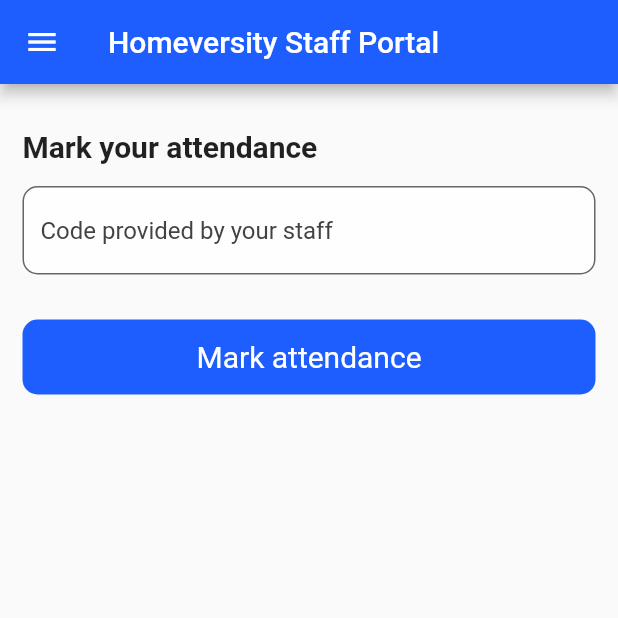
After one commit to akillika/homeversity-staff, a Flutter app: the MarkAttendance screen opened directly, on a phone screen of 412 x 824 dp, the top half of it. The commit adds this screen. Run offline on Flutter 3.47's test engine with Material 2 defaults, Android fonts, the phone set to English and light mode, and no system bars; our stand-ins replace cloud_firestore, firebase_core; accounts and stored records are empty.

Commit message:
Data base design

```diff
--- /dev/null
+++ b/lib/markAttendance.dart
@@ -0,0 +1,115 @@
+// ignore_for_file: file_names, prefer_const_constructors, prefer_const_literals_to_create_immutables
+
+import 'package:cloud_firestore/cloud_firestore.dart';
+import 'package:flutter/material.dart';
+import 'package:homeversity_staff/main.dart';
+import 'package:homeversity_staff/widgets/drawer.dart';
+
+class MarkAttendance extends StatefulWidget {
+  const MarkAttendance({Key? key}) : super(key: key);
+
+  @override
+  State<MarkAttendance> createState() => _MarkAttendanceState();
+}
+
+class _MarkAttendanceState extends State<MarkAttendance> {
+  @override
+  Widget build(BuildContext context) {
+    TextEditingController codeController = TextEditingController();
+    return Scaffold(
+      appBar: AppBar(
+        title: const Text('Homeversity Staff Portal'),
+      ),
+      drawer: CustomDrawer(),
+      body: SingleChildScrollView(
+          child: Padding(
+        padding: const EdgeInsets.all(15.0),
+        child: Column(
+          crossAxisAlignment: CrossAxisAlignment.start,
+          children: [
+            SizedBox(
+              height: 15,
+            ),
+            Text(
+              "Mark your attendance",
+              style: TextStyle(fontWeight: FontWeight.bold, fontSize: 20),
+            ),
+            SizedBox(
+              height: 15,
+            ),
+            TextField(
+              controller: codeController,
+              decoration: InputDecoration(
+                  border: OutlineInputBorder(
+                    borderRadius: BorderRadius.circular(10.0),
+                  ),
+                  filled: true,
+                  hintStyle: TextStyle(color: Colors.grey[800]),
+                  hintText: "Code provided by your staff",
+                  fillColor: Colors.white70),
+            ),
+            SizedBox(
+              height: 30,
+            ),
+            GestureDetector(
+              onTap: () {
+                FirebaseFirestore.instance
+                    .collection("attendanceList")
+                    .where("code", isEqualTo: int.tryParse(codeController.text))
+                    .orderBy("createdAt", descending: true)
+                    .limit(1)
+                    .get()
+                    .then((value) {
+                  if (value.docs.isNotEmpty) {
+                    print(value.docs[0].id);
+                    FirebaseFirestore.instance
+                        .collection("attendanceList")
+                        .doc(value.docs[0].id)
+                        .update({
+                      "students": FieldValue.arrayUnion([
+                        {
+                          "registerNumber": 123004013,
+                          "name": "Madhavan",
+                          "time": DateTime.now().toString()
+                        }
+                      ])
+                    });
+                    FirebaseFirestore.instance
+                        .collection("studentsList")
+                        .doc("123004013")
+                        .update({
+                      "sessions": FieldValue.arrayUnion([
+                        {
+                          "subName": value.docs[0].data()["subName"],
+                          "createdAt": DateTime.now().toString(),
+                          "section": value.docs[0].data()["section"]
+                        }
+                      ])
+                    });
+                  } else {
+                    print("Enter valid Code");
+                  }
+                }).then((value) => print(" request completed"));
+              },
+              child: Container(
+                height: 50,
+                decoration: BoxDecoration(
+                  color: customColor,
+                  borderRadius: BorderRadius.circular(10.0),
+                ),
+                child: Center(
+                    child: Text(
+                  "Mark attendance",
+                  style: TextStyle(
+                    color: Colors.white,
+                    fontSize: 20,
+                  ),
+                )),
+              ),
+            )
+          ],
+        ),
+      )),
+    );
+  }
+}
--- a/lib/newSession.dart
+++ b/lib/newSession.dart
@@ -21,6 +21,7 @@ class _NewSessionpageState extends State<NewSessionpage> {
     TextEditingController subNameController = TextEditingController();
     TextEditingController yearController = TextEditingController();
     TextEditingController sectionController = TextEditingController();
+
     checkCodeExists(String subName, String year, String section) async {
       int generatedcode = 10000 + Random().nextInt(99999 - 10000);
       firestoreInstance
@@ -50,6 +51,11 @@ class _NewSessionpageState extends State<NewSessionpage> {
             "section": section,
             "createdAt": DateTime.now().toString(),
           });
+          SnackBar snackBar = SnackBar(
+            content: Text("Code generated"),
+            duration: Duration(seconds: 1),
+          );
+          ScaffoldMessenger.of(context).showSnackBar(snackBar);
         }
       });
     }
```
Also changed, not shown: lib/attendanceListPage.dart (+49 -12 lines), lib/homePage.dart (+37 -20 lines), lib/widgets/drawer.dart (+11 -0 lines).
